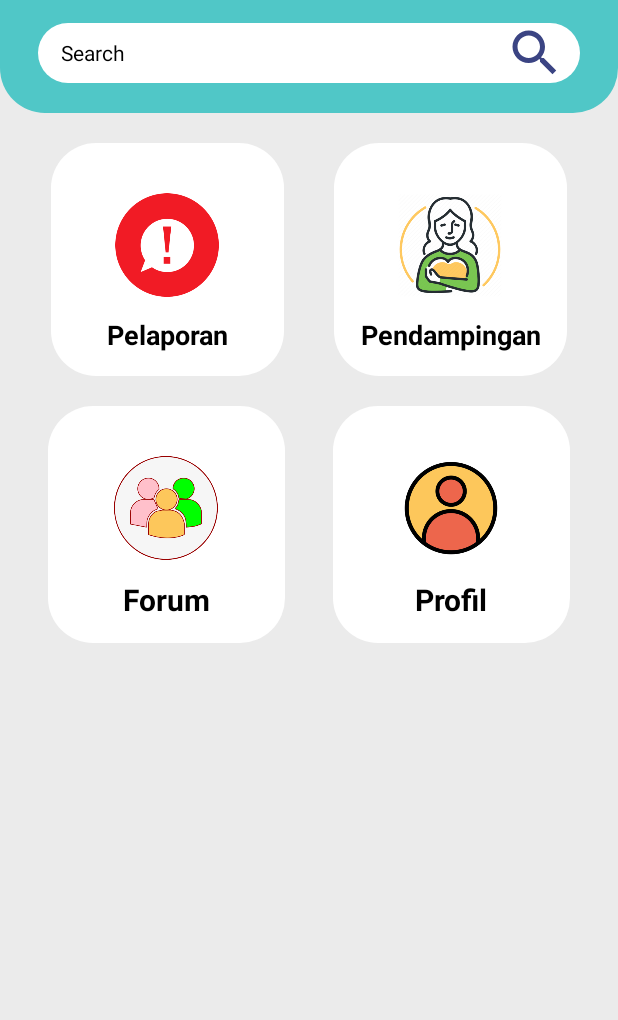
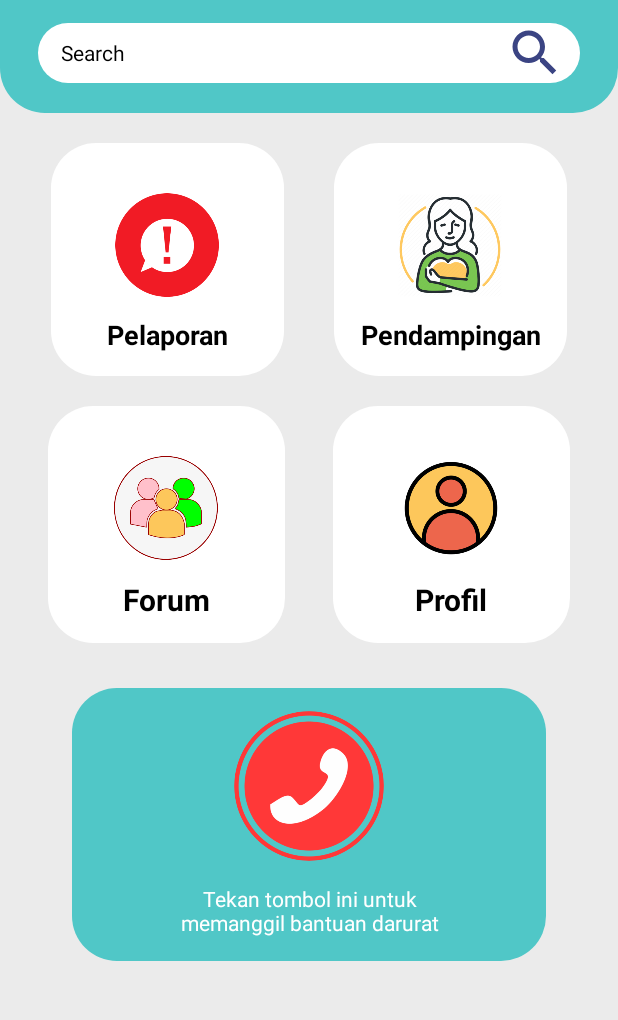
Before and after one commit to Capstone-407-AOT/Dampingi-Mobile, an Android app: the MainActivity screen opened directly, with no data from a screen before it, on a phone screen of 412 x 824 dp, the part 79-1099 px from its top. Run offline under Robolectric (Android 15) with nearby library versions, the phone set to English and light mode, and no system bars; our stand-ins replace CircleImageView.

Commit message:
update design mockup#2

```diff
--- a/app/src/main/java/com/bangkit/aot/dampingi/ui/login/Login.kt
+++ b/app/src/main/java/com/bangkit/aot/dampingi/ui/login/Login.kt
@@ -12,14 +12,14 @@ class Login : AppCompatActivity() {
         setContentView(R.layout.activity_login)
 
         val signup: Button? = findViewById(R.id.btn_signup)
-        val email: Button = findViewById(R.id.btn_email)
+        val email: Button? = findViewById(R.id.btn_email)
 
         signup!!.setOnClickListener {
             val intent = Intent(this, SignUp::class.java)
             startActivity(intent)
         }
 
-        email.setOnClickListener {
+        email!!.setOnClickListener {
             val intent = Intent(this, SignIn::class.java)
             startActivity(intent)
         }
--- a/app/src/main/java/com/bangkit/aot/dampingi/ui/main/MainActivity.kt
+++ b/app/src/main/java/com/bangkit/aot/dampingi/ui/main/MainActivity.kt
@@ -6,6 +6,7 @@ import android.os.Bundle
 import android.widget.ImageView
 import android.widget.LinearLayout
 import com.bangkit.aot.dampingi.R
+import com.bangkit.aot.dampingi.ui.fitur.darurat.Darurat
 import com.bangkit.aot.dampingi.ui.fitur.forum.Forum
 import com.bangkit.aot.dampingi.ui.fitur.pelaporan.Pelaporan
 import com.bangkit.aot.dampingi.ui.fitur.pendampingan.Pendampingan
@@ -19,7 +20,8 @@ class MainActivity : AppCompatActivity() {
         val pendampingan: LinearLayout? = findViewById(R.id.pendampingan)
         val forum: LinearLayout? = findViewById(R.id.forum)
         val profil: LinearLayout? = findViewById(R.id.profil)
-        val settings: ImageView = findViewById(R.id.settings)
+        val darurat: LinearLayout? = findViewById(R.id.darurat)
+        val settings: ImageView? = findViewById(R.id.settings)
 
 
         pelaporan!!.setOnClickListener {
@@ -42,6 +44,12 @@ class MainActivity : AppCompatActivity() {
             startActivity(intent)
         }
 
+        darurat!!.setOnClickListener{
+            val intent = Intent(this, Darurat::class.java)
+            startActivity(intent)
+        }
+
+
         settings!!.setOnClickListener {
             val intent = Intent(this, Setting::class.java)
             startActivity(intent)
--- a/app/src/main/java/com/bangkit/aot/dampingi/ui/main/Profil.kt
+++ b/app/src/main/java/com/bangkit/aot/dampingi/ui/main/Profil.kt
@@ -4,6 +4,7 @@ import android.content.Intent
 import androidx.appcompat.app.AppCompatActivity
 import android.os.Bundle
 import android.widget.ImageButton
+import android.widget.ImageView
 import com.bangkit.aot.dampingi.R
 
 class Profil : AppCompatActivity() {
@@ -11,9 +12,9 @@ class Profil : AppCompatActivity() {
         super.onCreate(savedInstanceState)
         setContentView(R.layout.activity_profil)
 
-        val back: ImageButton = findViewById(R.id.btn_back)
+        val back: ImageView? = findViewById(R.id.back_btn2)
 
-        back.setOnClickListener{
+        back!!.setOnClickListener{
             val intent = Intent(this, MainActivity::class.java)
             startActivity(intent)
         }
--- /dev/null
+++ b/app/src/main/res/drawable/blue_bg.xml
@@ -0,0 +1,8 @@
+<?xml version="1.0" encoding="utf-8"?>
+<shape
+    xmlns:android="http://schemas.android.com/apk/res/android">
+
+    <solid android:color="@color/purple_200"/>
+    <corners android:radius="30dp"/>
+
+</shape>
--- a/app/src/main/res/drawable/round_button.xml
+++ b/app/src/main/res/drawable/round_button.xml
@@ -1,6 +1,4 @@
 <?xml version="1.0" encoding="utf-8"?>
 <shape xmlns:android="http://schemas.android.com/apk/res/android">
-   <solid
-    android:color="@color/teal_200"/>
     <corners android:radius="20dp" />
 </shape>
--- a/app/src/main/res/layout/activity_main.xml
+++ b/app/src/main/res/layout/activity_main.xml
@@ -88,6 +88,7 @@
     </androidx.constraintlayout.widget.ConstraintLayout>
 
     <ScrollView
+        android:id="@+id/scrollView2"
         android:layout_width="0dp"
         android:layout_height="wrap_content"
         android:overScrollMode="never"
@@ -242,5 +243,44 @@
         </androidx.constraintlayout.widget.ConstraintLayout>
     </ScrollView>
 
+    <LinearLayout
+        android:id="@+id/darurat"
+        android:layout_width="0dp"
+        android:layout_height="wrap_content"
+        android:layout_marginStart="48dp"
+        android:layout_marginLeft="48dp"
+        android:layout_marginTop="30dp"
+        android:layout_marginEnd="48dp"
+        android:layout_marginRight="48dp"
+        android:background="@drawable/blue_bg"
+        android:orientation="vertical"
+        app:layout_constraintEnd_toEndOf="parent"
+        app:layout_constraintStart_toStartOf="parent"
+        app:layout_constraintTop_toBottomOf="@+id/scrollView2">
+
+        <de.hdodenhof.circleimageview.CircleImageView
+            android:id="@+id/btn_panik"
+            android:layout_width="100dp"
+            android:layout_height="100dp"
+            android:layout_gravity="center"
+            android:layout_marginTop="15dp"
+            android:layout_marginBottom="15dp"
+            android:src="@drawable/call_icon"
+            app:civ_circle_background_color="@color/white" />
+
+        <TextView
+            android:id="@+id/txtPanik"
+            android:layout_width="match_parent"
+            android:layout_height="wrap_content"
+            android:layout_marginStart="70dp"
+            android:layout_marginLeft="70dp"
+            android:layout_marginEnd="70dp"
+            android:layout_marginRight="70dp"
+            android:layout_marginBottom="16dp"
+            android:gravity="center"
+            android:text="@string/panik"
+            android:textColor="@color/white" />
+    </LinearLayout>
+
 
 </androidx.constraintlayout.widget.ConstraintLayout>
--- a/app/src/main/res/layout/activity_splash.xml
+++ b/app/src/main/res/layout/activity_splash.xml
@@ -14,6 +14,7 @@
         android:layout_marginTop="180dp"
         android:src="@drawable/dampingi"
         app:layout_constraintBottom_toTopOf="@+id/textView"
+        app:layout_constraintDimensionRatio="H,5:1"
         app:layout_constraintEnd_toEndOf="parent"
         app:layout_constraintHorizontal_bias="0.498"
         app:layout_constraintStart_toStartOf="parent"
```
Also changed, not shown: app/src/main/res/layout/activity_login.xml (+2 -7 lines), app/src/main/res/layout/activity_sign_in.xml (+6 -2 lines), app/src/main/res/layout/activity_sign_up.xml (+12 -4 lines).
